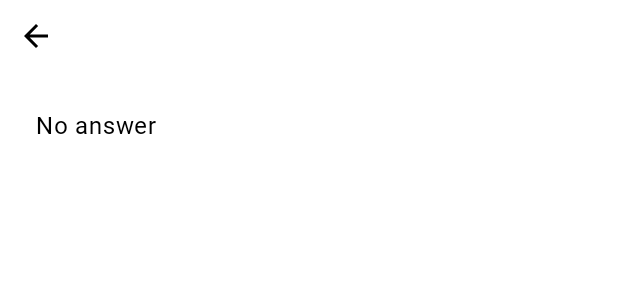
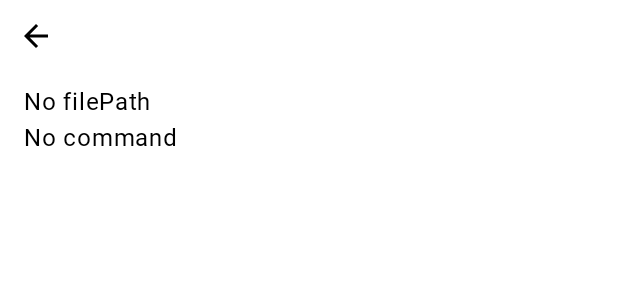
Before and after one commit to cgodevs/prompt-tuning-kotlin-mvp, an Android app built with Jetpack Compose: the @Preview function GreetingPreview, on a phone screen of 412 x 824 dp. Shown: the top 300 px of the screen. Run offline under Robolectric (Android 15) with nearby library versions, the phone set to English and light mode, and no system bars.

Commit message:
Successfully pass data to GPT Answer Screen

```diff
--- a/app/src/main/java/br/com/fiap/startupfiap/screens/GPTAnswerScreen.kt
+++ b/app/src/main/java/br/com/fiap/startupfiap/screens/GPTAnswerScreen.kt
@@ -1,7 +1,6 @@
 package br.com.fiap.startupfiap.screens
 
 import androidx.compose.foundation.layout.Arrangement
-import androidx.compose.foundation.layout.Box
 import androidx.compose.foundation.layout.Column
 import androidx.compose.foundation.layout.Row
 import androidx.compose.foundation.layout.fillMaxSize
@@ -9,7 +8,6 @@ import androidx.compose.foundation.layout.fillMaxWidth
 import androidx.compose.foundation.layout.padding
 import androidx.compose.material.icons.Icons
 import androidx.compose.material.icons.outlined.ArrowBack
-import androidx.compose.material3.ExperimentalMaterial3Api
 import androidx.compose.material3.Icon
 import androidx.compose.material3.IconButton
 import androidx.compose.material3.Text
@@ -19,9 +17,10 @@ import androidx.compose.ui.unit.dp
 import androidx.navigation.NavHostController
 
 @Composable
-fun GPTAnswerScreen(nav: NavHostController, answer: String?){
+fun GPTAnswerScreen(nav: NavHostController){
     val arguments = nav.currentBackStackEntry?.arguments
-    val answer = arguments?.getString("answer") ?: "No answer"
+    val filePath = arguments?.getString("filePath") ?: "No filePath"
+    val command = arguments?.getString("command") ?: "No command"
 
     Column(
         modifier = Modifier.fillMaxSize()
@@ -46,10 +45,13 @@ fun GPTAnswerScreen(nav: NavHostController, answer: String?){
             Column(
                 modifier = Modifier
                     .fillMaxWidth()
-                    .padding(24.dp)
+                    .padding(vertical = 8.dp, horizontal = 16.dp)
             ){
                 Text(
-                    text = answer,
+                    text = filePath,
+                )
+                Text(
+                    text = command,
                 )
             }
         }
--- a/app/src/main/java/br/com/fiap/startupfiap/tools/Tools.kt
+++ b/app/src/main/java/br/com/fiap/startupfiap/tools/Tools.kt
@@ -8,9 +8,6 @@ import android.util.Log
 import androidx.compose.material3.DrawerState
 import androidx.compose.material3.ExperimentalMaterial3Api
 import androidx.core.app.ActivityCompat
-import br.com.fiap.startupfiap.screens.copyAssetFileToStorage
-import br.com.fiap.startupfiap.screens.copyFile
-import br.com.fiap.startupfiap.screens.getAllAssetFileNames
 import kotlinx.coroutines.CoroutineScope
 import kotlinx.coroutines.launch
 import java.io.File
@@ -113,6 +110,7 @@ private fun writeBytesToFile(file: File, data: ByteArray) {
     }
 }
 
+
 fun copyFile(sourceFile: File, destinationFile: File) {
     var inputStream: FileInputStream? = null
     try {
@@ -162,6 +160,7 @@ fun scanSystemForFiles(directoryPath: String): Map<String, List<String>> {
     return fileHashMap
 }
 
+
 private fun scanDirectory(directory: File, fileHashMap: MutableMap<String, MutableList<String>>) {
     val files = directory.listFiles()
     files?.forEach { file ->
```
Also changed, not shown: app/src/main/java/br/com/fiap/startupfiap/MainActivity.kt (+13 -11 lines), app/src/main/java/br/com/fiap/startupfiap/screens/PunctualAnalysisScreen.kt (+8 -6 lines).
